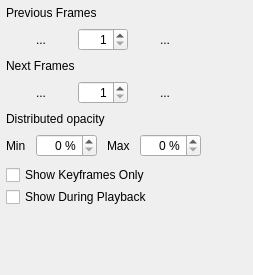
The window that app/ui/onionskin.ui (pencil2d/pencil) describes before a commit, drawn with Qt 5.
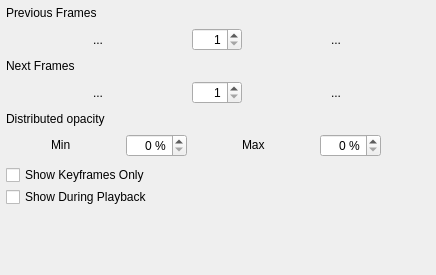
The same window after the commit. Icons and pictures are not drawn.

Commit message: Onionskin widget: expand to fill

```diff
--- a/app/ui/onionskin.ui
+++ b/app/ui/onionskin.ui
@@ -6,13 +6,13 @@
    <rect>
     <x>0</x>
     <y>0</y>
-    <width>253</width>
+    <width>436</width>
     <height>275</height>
    </rect>
   </property>
   <property name="minimumSize">
    <size>
-    <width>200</width>
+    <width>222</width>
     <height>150</height>
    </size>
   </property>
@@ -64,12 +64,12 @@
         <rect>
          <x>0</x>
          <y>0</y>
-         <width>250</width>
-         <height>254</height>
+         <width>436</width>
+         <height>256</height>
         </rect>
        </property>
        <property name="sizePolicy">
-        <sizepolicy hsizetype="Fixed" vsizetype="Preferred">
+        <sizepolicy hsizetype="Expanding" vsizetype="Preferred">
          <horstretch>0</horstretch>
          <verstretch>0</verstretch>
         </sizepolicy>
@@ -345,6 +345,12 @@
             </property>
             <item>
              <widget class="QLabel" name="label_2">
+              <property name="sizePolicy">
+               <sizepolicy hsizetype="Fixed" vsizetype="Fixed">
+                <horstretch>0</horstretch>
+                <verstretch>0</verstretch>
+               </sizepolicy>
+              </property>
               <property name="text">
                <string>Min</string>
               </property>
@@ -380,6 +386,12 @@
             </item>
             <item>
              <widget class="QLabel" name="label_3">
+              <property name="sizePolicy">
+               <sizepolicy hsizetype="Fixed" vsizetype="Fixed">
+                <horstretch>0</horstretch>
+                <verstretch>0</verstretch>
+               </sizepolicy>
+              </property>
               <property name="text">
                <string>Max</string>
               </property>
```
Left out of the diff: 48 changed lines with no effect on the pictures.
